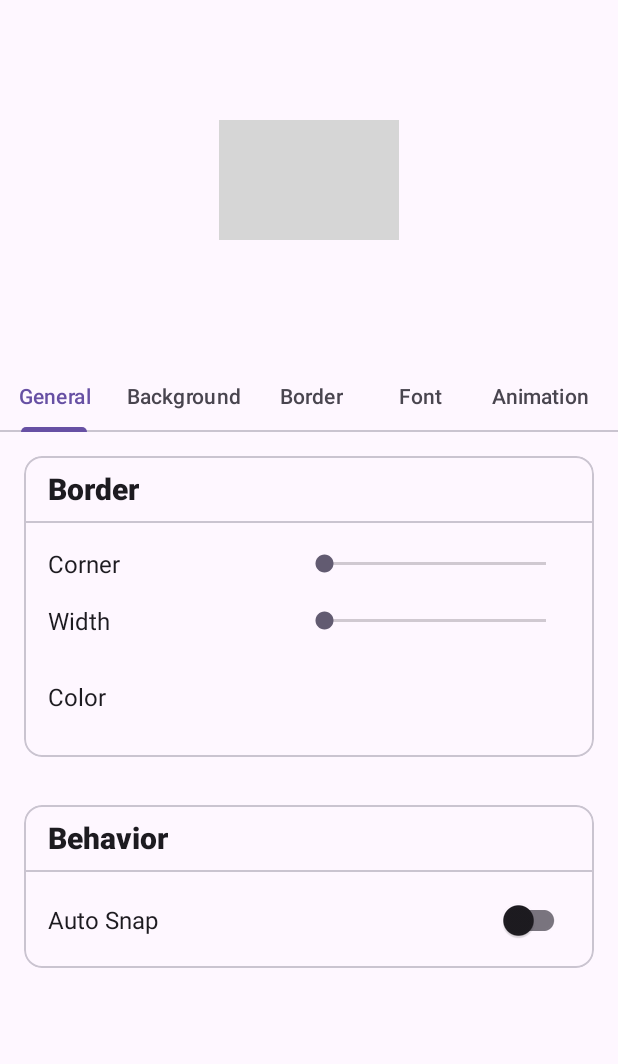
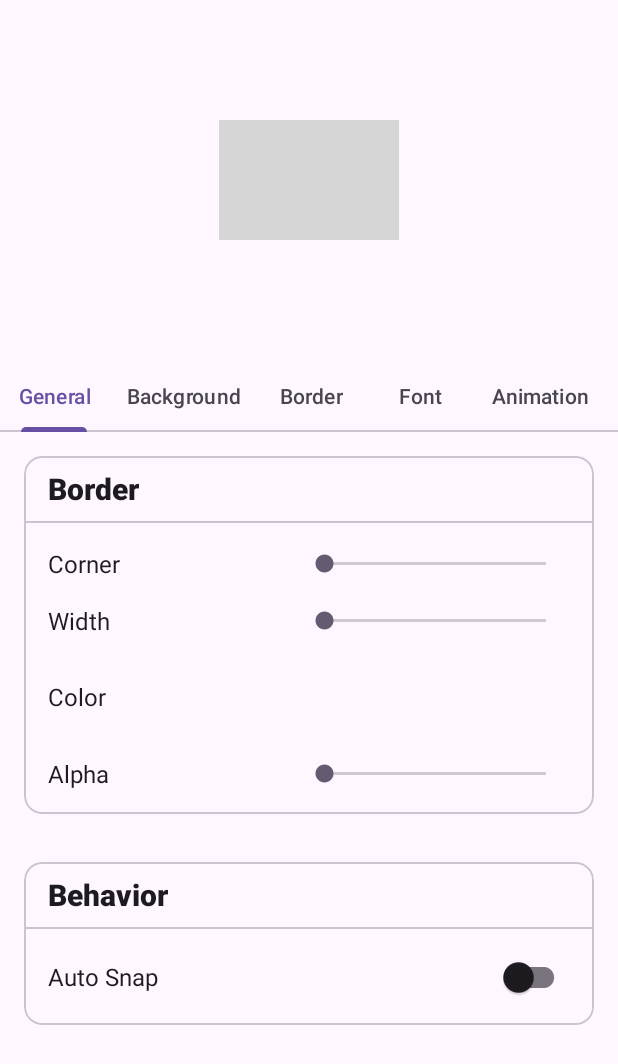
Before and after one commit to boybeak/FloatingWidget, an Android app: the screen it shows after launch (MainActivity), on a phone screen of 412 x 824 dp. Shown: the top 1064 px of the screen. Run offline under Robolectric (Android 15) with nearby library versions, the phone set to English and light mode, and no system bars; libraries missing offline, so code that uses them is left out: yuku.ambilwarna; 6 statements that could not run were skipped; grey boxes are pictures that could not be loaded.

Commit message:
feat: 增加更多属性支持

```diff
--- a/fpspet/src/main/java/com/github/boybeak/fpspet/MainActivity.kt
+++ b/fpspet/src/main/java/com/github/boybeak/fpspet/MainActivity.kt
@@ -70,6 +70,9 @@ class MainActivity : AppCompatActivity() {
         mainVM.borderColor.observe(this) {
             fpsView.setBorderColor(it)
         }
+        mainVM.borderAlpha.observe(this) {
+            fpsView.setBorderAlpha(it)
+        }
 
         checkOverlayPermission()
     }
--- a/fpspet/src/main/java/com/github/boybeak/fpspet/ui/fragment/GeneralFragment.kt
+++ b/fpspet/src/main/java/com/github/boybeak/fpspet/ui/fragment/GeneralFragment.kt
@@ -29,6 +29,9 @@ class GeneralFragment : Fragment() {
     }
     private val previewColor by lazy {
         view?.findViewById<View>(R.id.previewColor)
+    }
+    private val seekBorderAlpha by lazy {
+        view?.findViewById<SeekBar>(R.id.seekBorderAlpha)
     }
 
     override fun onCreateView(
@@ -99,6 +102,27 @@ class GeneralFragment : Fragment() {
             )
             colorPicker.show()
         }
+        seekBorderAlpha?.max = 255
+        seekBorderAlpha?.setOnSeekBarChangeListener(object : SeekBar.OnSeekBarChangeListener {
+            override fun onProgressChanged(
+                seekBar: SeekBar?,
+                progress: Int,
+                fromUser: Boolean
+            ) {
+                if (!fromUser) {
+                    return
+                }
+                val progress = seekBar?.progress ?: return
+                mainVM.setBorderAlpha(progress)
+            }
+
+            override fun onStartTrackingTouch(seekBar: SeekBar?) {}
+
+            override fun onStopTrackingTouch(seekBar: SeekBar?) {
+                val progress = seekBar?.progress ?: return
+                mainVM.setBorderAlpha(progress)
+            }
+        })
     }
 
 }
--- a/fpspet/src/main/java/com/github/boybeak/fpspet/view/FPSView.kt
+++ b/fpspet/src/main/java/com/github/boybeak/fpspet/view/FPSView.kt
@@ -68,7 +68,8 @@ class FPSView : SurfaceView {
     private var currentImage = BitmapFactory.decodeResource(resources, images[0])
     private var fpsText: String = ""
 
-    private val broderPaint by lazy {
+    private var showBorder = true
+    private val borderPaint by lazy {
         Paint().apply {
             color = Color.DKGRAY
             style = Paint.Style.STROKE
@@ -76,8 +77,15 @@ class FPSView : SurfaceView {
             isAntiAlias = true
         }
     }
+    private var cornerRadius = 0f
 
-    private var cornerRadius = 0f
+    private val bgPaint by lazy {
+        Paint().apply {
+            color = Color.DKGRAY
+            style = Paint.Style.FILL
+            isAntiAlias = true
+        }
+    }
 
     private val font by lazy {
         ResourcesCompat.getFont(context, R.font.number)
@@ -134,11 +142,19 @@ class FPSView : SurfaceView {
         val canvas = holder.lockCanvas()
         canvas.drawColor(Color.TRANSPARENT, PorterDuff.Mode.CLEAR)
 
-        val borderLeft = broderPaint.strokeWidth / 2
-        val borderTop = broderPaint.strokeWidth / 2
-        val borderRight = width.toFloat() - broderPaint.strokeWidth / 2
-        val borderBottom = height.toFloat() - broderPaint.strokeWidth / 2
-        canvas.drawRoundRect(borderLeft, borderTop, borderRight, borderBottom, cornerRadius, cornerRadius, broderPaint)
+        if (showBorder) {
+            val borderLeft = borderPaint.strokeWidth / 2
+            val borderTop = borderPaint.strokeWidth / 2
+            val borderRight = width.toFloat() - borderPaint.strokeWidth / 2
+            val borderBottom = height.toFloat() - borderPaint.strokeWidth / 2
+            canvas.drawRoundRect(borderLeft, borderTop, borderRight, borderBottom, cornerRadius, cornerRadius, borderPaint)
+        }
+
+        val bgLeft = borderPaint.strokeWidth
+        val bgTop = borderPaint.strokeWidth
+        val bgRight = width.toFloat() - borderPaint.strokeWidth
+        val bgBottom = height.toFloat() - borderPaint.strokeWidth
+        canvas.drawRoundRect(bgLeft, bgTop, bgRight, bgBottom, cornerRadius, cornerRadius, bgPaint)
 
         canvas.drawBitmap(currentImage, srcRect, dstRect, null)
         val textWidth = textPaint.measureText(fpsText)
@@ -148,16 +164,24 @@ class FPSView : SurfaceView {
         holder.unlockCanvasAndPost(canvas)
     }
 
+    fun setShowBorder(show: Boolean) {
+
+    }
+
     fun setCornerRadius(radius: Float) {
         this.cornerRadius = radius
     }
 
     fun setBorderWidth(width: Float) {
-        broderPaint.strokeWidth = width
+        borderPaint.strokeWidth = width
     }
 
     fun setBorderColor(color: Int) {
-        broderPaint.color = color
+        borderPaint.color = color
+    }
+
+    fun setBorderAlpha(alpha: Int) {
+        borderPaint.alpha = alpha
     }
 
 }
--- a/fpspet/src/main/java/com/github/boybeak/fpspet/vm/MainVM.kt
+++ b/fpspet/src/main/java/com/github/boybeak/fpspet/vm/MainVM.kt
@@ -13,6 +13,8 @@ class MainVM : ViewModel() {
     val borderWidth: LiveData<Float> get() = _borderWidth
     private val _borderColor = MutableLiveData(Color.BLUE)
     val borderColor: LiveData<Int> get() = _borderColor
+    private val _borderAlpha = MutableLiveData(255)
+    val borderAlpha: LiveData<Int> get() = _borderAlpha
 
 
     fun setCornerRadius(radius: Float) {
@@ -27,4 +29,8 @@ class MainVM : ViewModel() {
         _borderColor.value = color
     }
 
+    fun setBorderAlpha(alpha: Int) {
+        _borderAlpha.value = alpha
+    }
+
 }
--- a/fpspet/src/main/res/layout/fragment_general.xml
+++ b/fpspet/src/main/res/layout/fragment_general.xml
@@ -84,6 +84,23 @@
                             android:background="?attr/selectableItemBackground"
                             />
                     </TableRow>
+                    <TableRow
+                        android:gravity="center_vertical"
+                        android:layout_marginTop="16dp">
+                        <TextView
+                            android:text="@string/title_alpha"
+                            android:layout_width="wrap_content"
+                            android:layout_height="wrap_content"
+                            android:textAppearance="@style/TextAppearance.AppCompat.Menu"
+                            />
+                        <androidx.appcompat.widget.AppCompatSeekBar
+                            android:id="@+id/seekBorderAlpha"
+                            android:layout_width="match_parent"
+                            android:layout_height="wrap_content"
+                            android:layout_marginStart="120dp"
+                            android:max="255"
+                            />
+                    </TableRow>
                 </TableLayout>
             </androidx.appcompat.widget.LinearLayoutCompat>
         </com.google.android.material.card.MaterialCardView>
--- a/fpspet/src/main/res/values/strings.xml
+++ b/fpspet/src/main/res/values/strings.xml
@@ -13,5 +13,6 @@
     <string name="title_corner_radius">Corner</string>
     <string name="title_border_width">Width</string>
     <string name="title_color">Color</string>
+    <string name="title_alpha">Alpha</string>
     <string name="title_auto_snap">Auto Snap</string>
 </resources>
```
